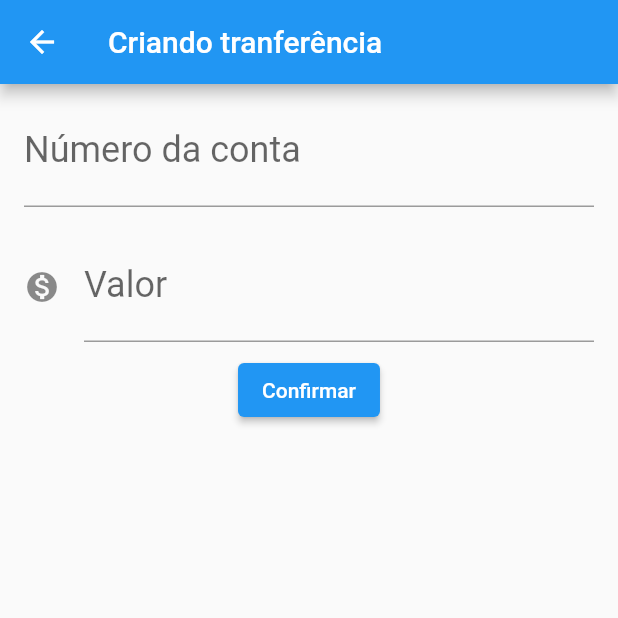
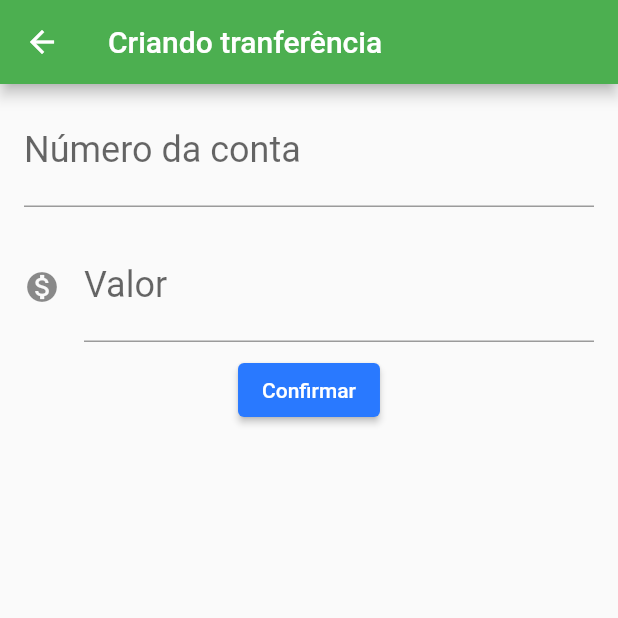
Before and after one commit to ErickCReis/FormacaoFlutter-Alura, a Flutter app: the screen it shows after launch, after a tap on the "add" icon, on a phone screen of 412 x 824 dp, the top half of it. Run offline on Flutter 3.47's test engine with Material 2 defaults, Android fonts, the phone set to English and light mode, and no system bars.

Commit message:
Fundamentos do Flutter: Aula 05 - Utilizando StatefulWidgets

```diff
--- /dev/null
+++ b/Fundamentos de Flutter/lib/components/editor.dart
@@ -0,0 +1,36 @@
+import 'package:flutter/material.dart';
+
+class Editor extends StatelessWidget {
+  final TextEditingController controlador;
+  final String rotulo;
+  final String dica;
+  final IconData? icone;
+
+  const Editor({
+    Key? key,
+    required this.controlador,
+    required this.rotulo,
+    required this.dica,
+    this.icone,
+  }) : super(key: key);
+
+  @override
+  Widget build(BuildContext context) {
+    return Padding(
+      padding: const EdgeInsets.symmetric(
+        horizontal: 16.0,
+        vertical: 8.0,
+      ),
+      child: TextField(
+        controller: controlador,
+        style: const TextStyle(fontSize: 24.0),
+        decoration: InputDecoration(
+          icon: icone != null ? Icon(icone) : null,
+          labelText: rotulo,
+          hintText: dica,
+        ),
+        keyboardType: TextInputType.number,
+      ),
+    );
+  }
+}
--- a/Fundamentos de Flutter/lib/main.dart
+++ b/Fundamentos de Flutter/lib/main.dart
@@ -1,3 +1,5 @@
+import 'package:bytebank/screens/transferencia/lista.dart';
+import 'package:bytebank/theme/style.dart';
 import 'package:flutter/material.dart';
 
 void main() => runApp(const BytebankApp());
@@ -8,161 +10,10 @@ class BytebankApp extends StatelessWidget {
   @override
   Widget build(BuildContext context) {
     return MaterialApp(
+      theme: lightTheme(),
+      darkTheme: darkTheme(),
+      themeMode: ThemeMode.system,
       home: ListaTranferencias(),
     );
   }
 }
-
-class FormularioTransferencia extends StatelessWidget {
-  final TextEditingController _controladorCampoNumeroConta =
-      TextEditingController();
-  final TextEditingController _controladorCampoValor = TextEditingController();
-
-  FormularioTransferencia({Key? key}) : super(key: key);
-
-  @override
-  Widget build(BuildContext context) {
-    return Scaffold(
-      appBar: AppBar(
-        title: const Text('Criando tranferência'),
-      ),
-      body: Column(
-        children: [
-          Editor(
-            controlador: _controladorCampoNumeroConta,
-            rotulo: 'Número da conta',
-            dica: '0000',
-          ),
-          Editor(
-            controlador: _controladorCampoValor,
-            rotulo: 'Valor',
-            dica: '0.00',
-            icone: Icons.monetization_on,
-          ),
-          ElevatedButton(
-            child: const Text('Confirmar'),
-            onPressed: () => _criaTransferencia(context),
-          )
-        ],
-      ),
-    );
-  }
-
-  void _criaTransferencia(BuildContext context) {
-    final int? numeroConta = int.tryParse(_controladorCampoNumeroConta.text);
-    final double? valor = double.tryParse(_controladorCampoValor.text);
-
-    if (numeroConta == null || valor == null) {
-      return;
-    }
-    final tranferenciaCriada = Transferencia(valor, numeroConta);
-    Navigator.pop(context, tranferenciaCriada);
-  }
-}
-
-class Editor extends StatelessWidget {
-  final TextEditingController controlador;
-  final String rotulo;
-  final String dica;
-  final IconData? icone;
-
-  const Editor({
-    Key? key,
-    required this.controlador,
-    required this.rotulo,
-    required this.dica,
-    this.icone,
-  }) : super(key: key);
-
-  @override
-  Widget build(BuildContext context) {
-    return Padding(
-      padding: const EdgeInsets.symmetric(
-        horizontal: 16.0,
-        vertical: 8.0,
-      ),
-      child: TextField(
-        controller: controlador,
-        style: const TextStyle(fontSize: 24.0),
-        decoration: InputDecoration(
-          icon: icone != null ? Icon(icone) : null,
-          labelText: rotulo,
-          hintText: dica,
-        ),
-        keyboardType: TextInputType.number,
-      ),
-    );
-  }
-}
-
-class ListaTranferencias extends StatelessWidget {
-  final List<Transferencia> _transferencias = [];
-
-  ListaTranferencias({Key? key}) : super(key: key);
-
-  @override
-  Widget build(BuildContext context) {
-    _transferencias.add(Transferencia(200.0, 1000));
-    _transferencias.add(Transferencia(200.0, 2000));
-    _transferencias.add(Transferencia(200.0, 3000));
-
-    return Scaffold(
-      appBar: AppBar(
-        title: const Text('Tranferências'),
-      ),
-      body: ListView.builder(
-        itemCount: _transferencias.length,
-        itemBuilder: (_, indece) => ItemTranferencia(_transferencias[indece]),
-      ),
-      floatingActionButton: FloatingActionButton(
-        child: const Icon(Icons.add),
-        onPressed: () {
-          Future<Transferencia?> future = Navigator.push(
-            context,
-            MaterialPageRoute(
-              builder: (_) => FormularioTransferencia(),
-            ),
-          );
-
-          future.then((tranferenciaRecebida) {
-            debugPrint('$tranferenciaRecebida');
-            if (tranferenciaRecebida == null) {
-              return;
-            }
-
-            _transferencias.add(tranferenciaRecebida);
-          });
-        },
-      ),
-    );
-  }
-}
-
-class ItemTranferencia extends StatelessWidget {
-  final Transferencia _tranferencia;
-
-  const ItemTranferencia(this._tranferencia, {Key? key}) : super(key: key);
-
-  @override
-  Widget build(BuildContext context) {
-    return Card(
-      child: ListTile(
-        leading: const Icon(Icons.monetization_on),
-        title: Text(_tranferencia.valor.toString()),
-        subtitle: Text(_tranferencia.numeroConta.toString()),
-      ),
-    );
-  }
-}
-
-class Transferencia {
-  final double valor;
-  final int numeroConta;
-
-  Transferencia(this.valor, this.numeroConta);
-
-  @override
-  String toString() {
-    return 'Transferencia{valor: $valor, numeroConta: $numeroConta}';
-  }
-}
--- /dev/null
+++ b/Fundamentos de Flutter/lib/models/transferencia.dart
@@ -0,0 +1,14 @@
+class Transferencia {
+  final double valor;
+  final int numeroConta;
+
+  Transferencia(
+    this.valor,
+    this.numeroConta,
+  );
+
+  @override
+  String toString() {
+    return 'Transferencia{valor: $valor, numeroConta: $numeroConta}';
+  }
+}
--- /dev/null
+++ b/Fundamentos de Flutter/lib/screens/transferencia/formulario.dart
@@ -0,0 +1,63 @@
+import 'package:bytebank/components/editor.dart';
+import 'package:bytebank/models/transferencia.dart';
+import 'package:flutter/material.dart';
+
+const _tituloAppBar = 'Criando tranferência';
+
+const _rotuloCampoNumeroConta = 'Número da conta';
+const _dicaCampoNumeroConta = '0000';
+
+const _rotuloCampoValor = 'Valor';
+const _dicaCampoValor = '0.00';
+
+const _textoBotaoConfirmar = 'Confirmar';
+
+class FormularioTransferencia extends StatelessWidget {
+  final TextEditingController _controladorCampoNumeroConta =
+      TextEditingController();
+  final TextEditingController _controladorCampoValor = TextEditingController();
+
+  FormularioTransferencia({Key? key}) : super(key: key);
+
+  @override
+  Widget build(BuildContext context) {
+    return Scaffold(
+      appBar: AppBar(
+        title: const Text(_tituloAppBar),
+      ),
+      body: SingleChildScrollView(
+        child: Column(
+          children: [
+            Editor(
+              controlador: _controladorCampoNumeroConta,
+              rotulo: _rotuloCampoNumeroConta,
+              dica: _dicaCampoNumeroConta,
+            ),
+            Editor(
+              controlador: _controladorCampoValor,
+              rotulo: _rotuloCampoValor,
+              dica: _dicaCampoValor,
+              icone: Icons.monetization_on,
+            ),
+            ElevatedButton(
+              child: const Text(_textoBotaoConfirmar),
+              onPressed: () => _criaTransferencia(context),
+            )
+          ],
+        ),
+      ),
+    );
+  }
+
+  void _criaTransferencia(BuildContext context) {
+    final int? numeroConta = int.tryParse(_controladorCampoNumeroConta.text);
+    final double? valor = double.tryParse(_controladorCampoValor.text);
+
+    if (numeroConta == null || valor == null) {
+      return;
+    }
+
+    final tranferenciaCriada = Transferencia(valor, numeroConta);
+    Navigator.pop(context, tranferenciaCriada);
+  }
+}
--- /dev/null
+++ b/Fundamentos de Flutter/lib/screens/transferencia/lista.dart
@@ -0,0 +1,70 @@
+import 'package:bytebank/models/transferencia.dart';
+import 'package:bytebank/screens/transferencia/formulario.dart';
+import 'package:flutter/material.dart';
+
+const _tituloAppBar = 'Tranferências';
+
+class ListaTranferencias extends StatefulWidget {
+  final List<Transferencia> _transferencias = [];
+
+  ListaTranferencias({Key? key}) : super(key: key);
+
+  @override
+  State<StatefulWidget> createState() {
+    return ListaTranferenciasState();
+  }
+}
+
+class ListaTranferenciasState extends State<ListaTranferencias> {
+  @override
+  Widget build(BuildContext context) {
+    return Scaffold(
+      appBar: AppBar(
+        title: const Text(_tituloAppBar),
+      ),
+      body: ListView.builder(
+        itemCount: widget._transferencias.length,
+        itemBuilder: (_, indece) =>
+            ItemTranferencia(widget._transferencias[indece]),
+      ),
+      floatingActionButton: FloatingActionButton(
+        child: const Icon(Icons.add),
+        onPressed: () {
+          Navigator.push<Transferencia>(
+            context,
+            MaterialPageRoute(
+              builder: (_) => FormularioTransferencia(),
+            ),
+          ).then(_atualiza);
+        },
+      ),
+    );
+  }
+
+  void _atualiza(Transferencia? transferenciaRecebida) {
+    if (transferenciaRecebida == null) {
+      return;
+    }
+
+    setState(() {
+      widget._transferencias.add(transferenciaRecebida);
+    });
+  }
+}
+
+class ItemTranferencia extends StatelessWidget {
+  final Transferencia _tranferencia;
+
+  const ItemTranferencia(this._tranferencia, {Key? key}) : super(key: key);
+
+  @override
+  Widget build(BuildContext context) {
+    return Card(
+      child: ListTile(
+        leading: const Icon(Icons.monetization_on),
+        title: Text(_tranferencia.valor.toString()),
+        subtitle: Text(_tranferencia.numeroConta.toString()),
+      ),
+    );
+  }
+}
--- /dev/null
+++ b/Fundamentos de Flutter/lib/theme/style.dart
@@ -0,0 +1,35 @@
+import 'package:flutter/material.dart';
+
+ThemeData lightTheme() {
+  return ThemeData(
+    colorScheme: ColorScheme.fromSwatch(
+      primarySwatch: Colors.green,
+    ).copyWith(
+      secondary: Colors.blueAccent[400],
+    ),
+    elevatedButtonTheme: ElevatedButtonThemeData(
+      style: ElevatedButton.styleFrom(
+        onPrimary: Colors.white,
+        primary: Colors.blueAccent[400],
+      ),
+    ),
+  );
+}
+
+ThemeData darkTheme() {
+  return ThemeData(
+    colorScheme: ColorScheme.fromSwatch(
+      brightness: Brightness.dark,
+      primarySwatch: Colors.green,
+    ).copyWith(
+      secondary: Colors.blueAccent[700],
+    ),
+    elevatedButtonTheme: ElevatedButtonThemeData(
+      style: ElevatedButton.styleFrom(
+        onPrimary: Colors.white,
+        primary: Colors.blueAccent[700],
+      ),
+    ),
+    appBarTheme: AppBarTheme(backgroundColor: Colors.green[900]),
+  );
+}
```
Also changed, not shown: 2 other files.
